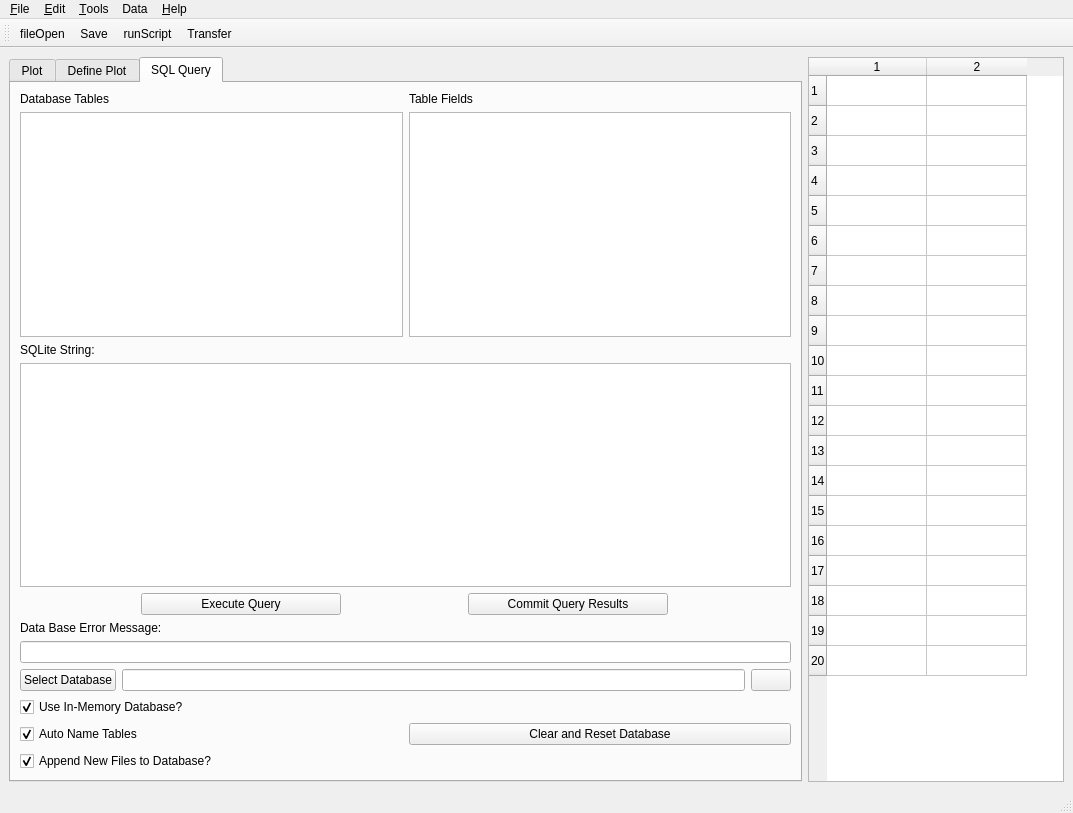
This is XTandem_Parsing/main.ui in mfitzp/toolz as Qt 5 draws it before an edit. The edited form follows.
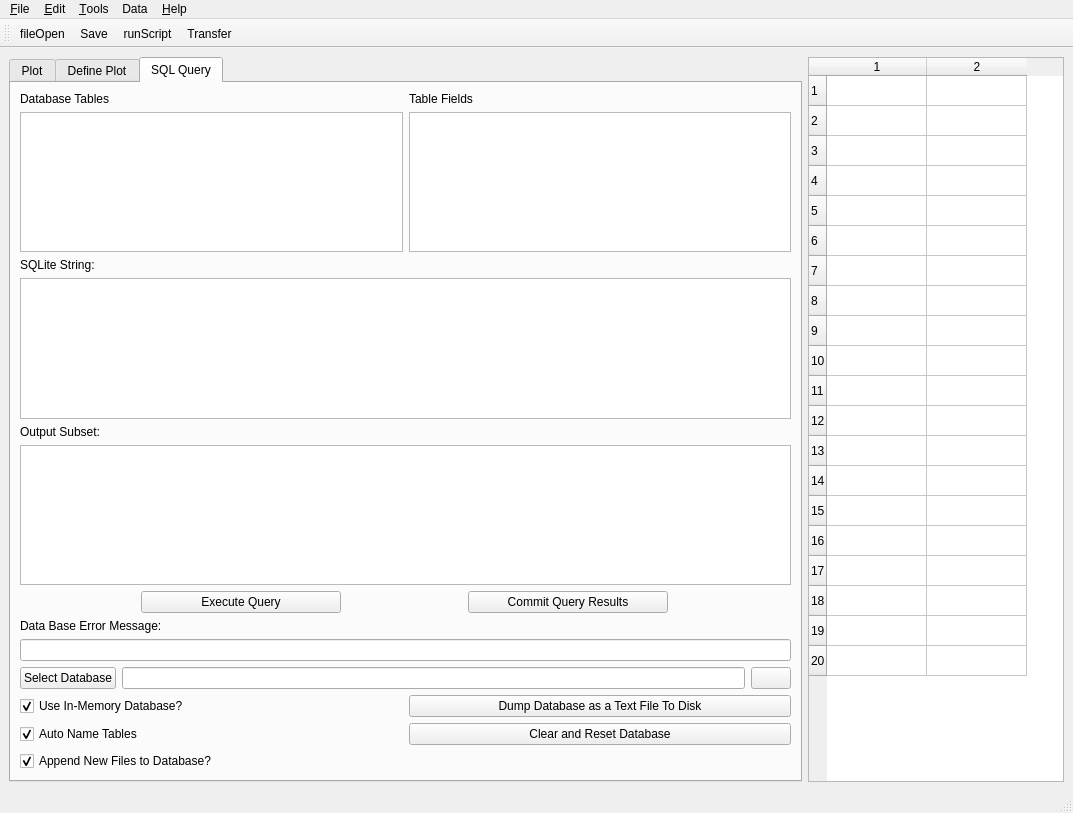
This is the edited form. The open tabs and pages were chosen to show the change. Icons and pictures are not drawn. Custom widgets are drawn as their Qt base class.

Diff of the .ui file:
```diff
--- a/XTandem_Parsing/main.ui
+++ b/XTandem_Parsing/main.ui
@@ -219,6 +219,16 @@
               </item>
              </layout>
             </item>
+            <item>
+             <widget class="QLabel" name="label_10" >
+              <property name="text" >
+               <string>Output Subset:</string>
+              </property>
+             </widget>
+            </item>
+            <item>
+             <widget class="QTextEdit" name="outputTE" />
+            </item>
            </layout>
           </item>
           <item>
@@ -266,8 +276,6 @@
            </layout>
           </item>
           <item>
-           <layout class="QVBoxLayout" >
-            <item>
              <layout class="QHBoxLayout" >
               <item>
                <widget class="QPushButton" name="openDBButton" >
@@ -308,6 +316,8 @@
              </layout>
             </item>
             <item>
+           <layout class="QHBoxLayout" >
+            <item>
              <widget class="QCheckBox" name="useMemDB_CB" >
               <property name="text" >
                <string>Use In-Memory Database?</string>
@@ -318,6 +328,15 @@
              </widget>
             </item>
             <item>
+             <widget class="QPushButton" name="dumpDBBtn" >
+              <property name="text" >
+               <string>Dump Database as a Text File To Disk</string>
+              </property>
+             </widget>
+            </item>
+           </layout>
+          </item>
+          <item>
              <layout class="QVBoxLayout" >
               <item>
                <layout class="QHBoxLayout" >
@@ -353,8 +372,6 @@
              </layout>
             </item>
            </layout>
-          </item>
-         </layout>
         </widget>
        </widget>
       </item>
```
Left out of the diff: 9 changed lines with no effect on the pictures. Lines whose indentation alone changed are shown as unchanged.
